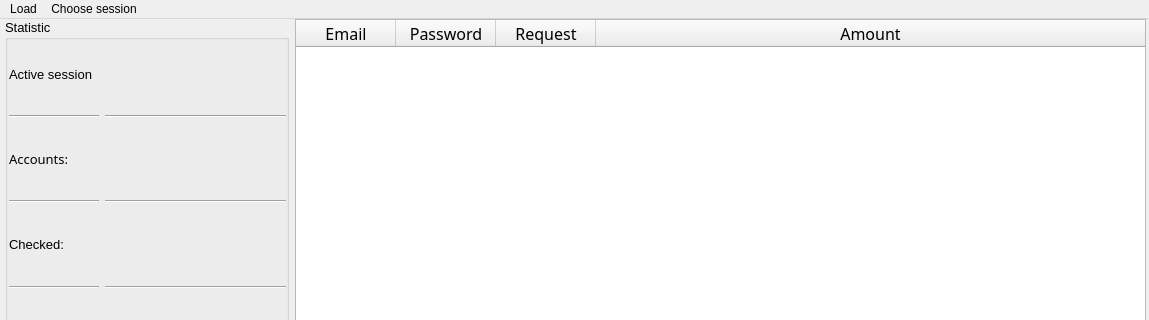
First picture: the form in gui/MainWindow.ui, repository bifenbecker/MailChecker, before the edit; both pictures show x 0 to 1149 and y 0 to 320 of the 1149 by 806 pixel window.
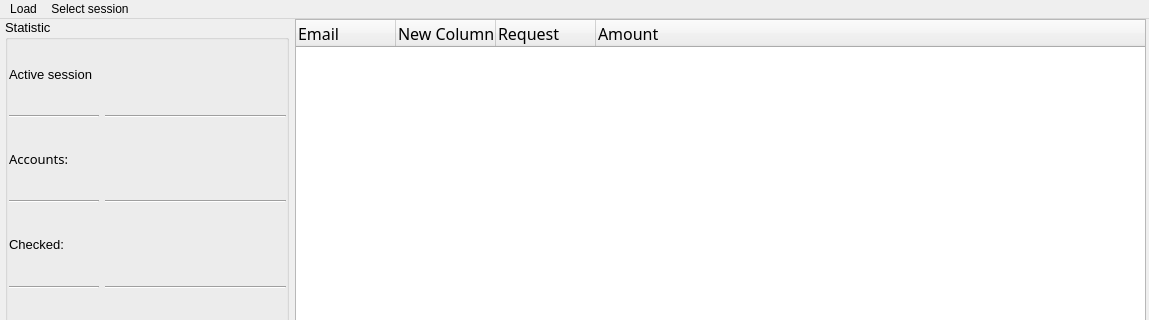
Second picture: the form after the edit.

Commit message: Change Table(tableWidget on treeWidget).Add mails window(doubleClick on line in table).Test class MailData for show result

Diff of the .ui file:
```diff
--- a/gui/MainWindow.ui
+++ b/gui/MainWindow.ui
@@ -224,68 +224,35 @@
         </widget>
        </item>
        <item>
-        <widget class="QTableWidget" name="tableWidget">
-         <property name="horizontalScrollMode">
-          <enum>QAbstractItemView::ScrollPerPixel</enum>
+        <widget class="QTreeWidget" name="treeWidget">
+         <property name="font">
+          <font>
+           <family>Seb Neue Light</family>
+           <pointsize>12</pointsize>
+          </font>
          </property>
-         <property name="showGrid">
-          <bool>true</bool>
-         </property>
-         <attribute name="horizontalHeaderDefaultSectionSize">
-          <number>100</number>
-         </attribute>
-         <attribute name="horizontalHeaderMinimumSectionSize">
-          <number>70</number>
-         </attribute>
-         <attribute name="horizontalHeaderShowSortIndicator" stdset="0">
-          <bool>true</bool>
-         </attribute>
-         <attribute name="horizontalHeaderStretchLastSection">
+         <attribute name="headerCascadingSectionResizes">
           <bool>true</bool>
          </attribute>
          <column>
           <property name="text">
            <string>Email</string>
           </property>
-          <property name="font">
-           <font>
-            <family>Seb Neue Light</family>
-            <pointsize>12</pointsize>
-           </font>
-          </property>
          </column>
          <column>
           <property name="text">
-           <string>Password</string>
-          </property>
-          <property name="font">
-           <font>
-            <family>Seb Neue Light</family>
-            <pointsize>12</pointsize>
-           </font>
+           <string>New Column</string>
           </property>
          </column>
          <column>
           <property name="text">
            <string>Request</string>
           </property>
-          <property name="font">
-           <font>
-            <family>Seb Neue Light</family>
-            <pointsize>12</pointsize>
-           </font>
-          </property>
          </column>
          <column>
           <property name="text">
            <string>Amount</string>
           </property>
-          <property name="font">
-           <font>
-            <family>Seb Neue Light</family>
-            <pointsize>12</pointsize>
-           </font>
-          </property>
          </column>
         </widget>
        </item>
@@ -477,7 +444,7 @@
    </widget>
    <widget class="QMenu" name="menuChoose_session">
     <property name="title">
-     <string>Choose session</string>
+     <string>Select session</string>
     </property>
     <addaction name="actionAdd_Session"/>
     <addaction name="actionDelete_Session"/>
```
The commit also changes 11 other files.
